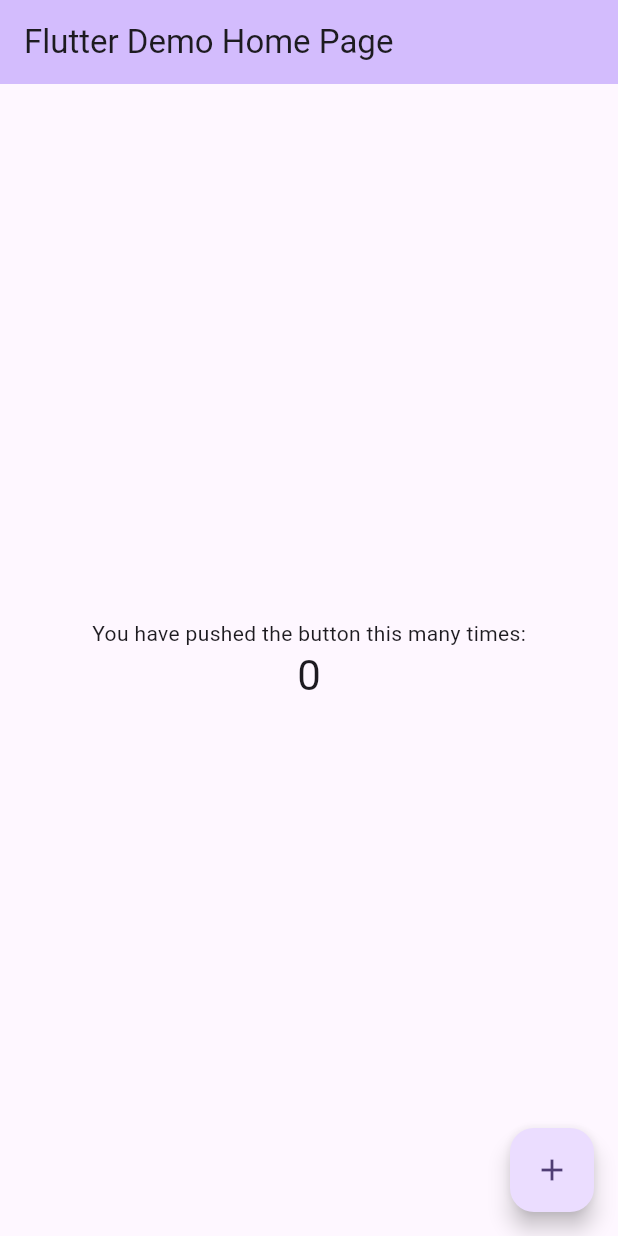
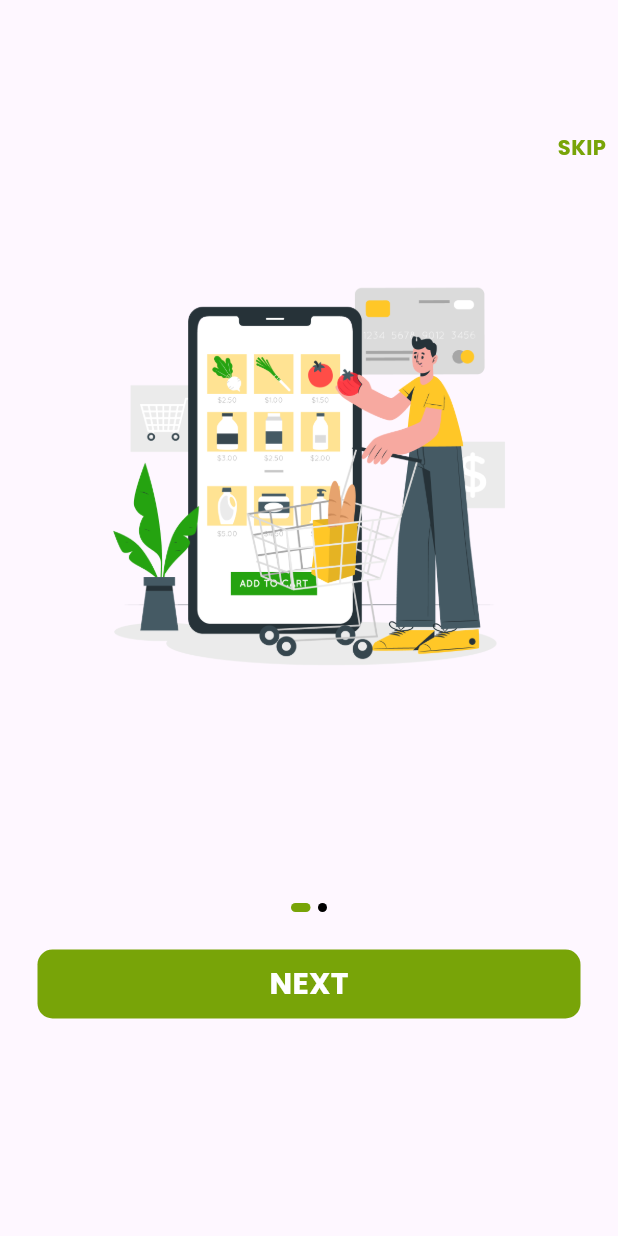
Before and after one commit to niravDESAI28/grosseryapp, a Flutter app: the screen it shows after launch, on a phone screen of 412 x 824 dp. Run offline on Flutter 3.47's test engine with Material 3 defaults, Android fonts, the light colour scheme and no system bars; our stand-ins replace google_fonts.

Commit message:
28-02-2024

```diff
--- a/analysis_options.yaml
+++ b/analysis_options.yaml
@@ -7,7 +7,7 @@
 
 # The following line activates a set of recommended lints for Flutter apps,
 # packages, and plugins designed to encourage good coding practices.
-include: package:flutter_lints/flutter.yaml
+# include: package:flutter_lints/flutter.yaml
 
 linter:
   # The lint rules applied to this project can be customized in the
--- /dev/null
+++ b/lib/bordingscreen/page2.dart
@@ -0,0 +1,116 @@
+import 'package:flutter/material.dart';
+import 'package:google_fonts/google_fonts.dart';
+
+class Second_onboding extends StatefulWidget {
+  const Second_onboding({super.key});
+
+  @override
+  State<Second_onboding> createState() => _Second_onbodingState();
+}
+
+class _Second_onbodingState extends State<Second_onboding> {
+  @override
+  Widget build(BuildContext context) {
+    return Scaffold(
+      body: Column(
+        crossAxisAlignment: CrossAxisAlignment.start,
+        children: [
+          SizedBox(
+            height: 80,
+          ),
+          Padding(
+            padding: const EdgeInsets.all(8.0),
+            child: Row(
+              mainAxisAlignment: MainAxisAlignment.end,
+              children: [
+                Text(
+                  "SKIP",
+                  style: GoogleFonts.poppins(
+                      color: Color(0XFF78A408), fontWeight: FontWeight.w700),
+                )
+              ],
+            ),
+          ),
+          SizedBox(
+            height: 50,
+          ),
+          Container(
+            height: 300,
+            width: double.infinity,
+            decoration: BoxDecoration(
+                image: DecorationImage(
+                    image: AssetImage(
+                        "asstes/image/Online Groceries-cuate 1.png"))),
+          ),
+          SizedBox(
+            height: 20,
+          ),
+          Padding(
+            padding: const EdgeInsets.all(38),
+            child: Column(
+              crossAxisAlignment: CrossAxisAlignment.start,
+              children: [
+                // Text(
+                //   "Pay For",
+                //   style: GoogleFonts.poppins(
+                //       fontSize: 30, fontWeight: FontWeight.w800),
+                // ),
+                // Text(
+                //   "Booking",
+                //   style: GoogleFonts.poppins(
+                //       fontSize: 30, fontWeight: FontWeight.w800),
+                // ),
+                // Text(
+                //   "Easy And Secure",
+                //   style: GoogleFonts.poppins(
+                //       fontSize: 30, fontWeight: FontWeight.w800),
+                // ),
+              ],
+            ),
+          ),
+          SizedBox(
+            height: 40,
+          ),
+          Row(
+            mainAxisAlignment: MainAxisAlignment.center,
+            children: [
+              Container(
+                height: 6,
+                width: 13,
+                decoration: BoxDecoration(
+                    color: Color(0XFF78A408),
+                    borderRadius: BorderRadius.circular(20)),
+              ),
+              SizedBox(
+                width: 5,
+              ),
+              Container(
+                height: 6,
+                width: 6,
+                decoration: BoxDecoration(
+                    color: Colors.black,
+                    borderRadius: BorderRadius.circular(20)),
+              ),
+            ],
+          ),
+          Container(
+            margin: EdgeInsets.all(25),
+            height: 46,
+            child: Center(
+                child: Text(
+              "NEXT",
+              style: GoogleFonts.poppins(
+                  color: Colors.white,
+                  fontSize: 20,
+                  fontWeight: FontWeight.w700),
+            )),
+            width: double.infinity,
+            decoration: BoxDecoration(
+                color: Color(0XFF78A408),
+                borderRadius: BorderRadius.circular(10)),
+          )
+        ],
+      ),
+    );
+  }
+}
--- /dev/null
+++ b/lib/loadingscreen.dart/loading.dart
@@ -0,0 +1,28 @@
+import 'package:flutter/material.dart';
+
+class LoadingScreen extends StatefulWidget {
+  const LoadingScreen({super.key});
+
+  @override
+  State<LoadingScreen> createState() => _LoadingScreenState();
+}
+
+class _LoadingScreenState extends State<LoadingScreen> {
+  @override
+  Widget build(BuildContext context) {
+    return Scaffold(
+      body: Center(
+        child: Container(
+          height: 10000,
+          width: 500,
+          decoration: BoxDecoration(
+            color: Color.fromARGB(255, 20, 188, 25),
+            // shape: BoxShape.circle,
+            image: DecorationImage(
+                image: AssetImage("asstes/image/Group 87 (1).png"), scale: 3),
+          ),
+        ),
+      ),
+    );
+  }
+}
--- a/lib/main.dart
+++ b/lib/main.dart
@@ -1,4 +1,6 @@
 import 'package:flutter/material.dart';
+import 'package:grosseryapp/bordingscreen/page2.dart';
+import 'package:grosseryapp/loadingscreen.dart/loading.dart';
 
 void main() {
   runApp(const MyApp());
@@ -11,60 +13,15 @@ class MyApp extends StatelessWidget {
   @override
   Widget build(BuildContext context) {
     return MaterialApp(
+      debugShowCheckedModeBanner: false,
       title: 'Flutter Demo',
       theme: ThemeData(
         colorScheme: ColorScheme.fromSeed(seedColor: Colors.deepPurple),
         useMaterial3: true,
       ),
-      home: const MyHomePage(title: 'Flutter Demo Home Page'),
+
+      // home: LoadingScreen(),
+      home: Second_onboding(),
     );
   }
 }
-
-class MyHomePage extends StatefulWidget {
-  const MyHomePage({super.key, required this.title});
-
-  final String title;
-
-  @override
-  State<MyHomePage> createState() => _MyHomePageState();
-}
-
-class _MyHomePageState extends State<MyHomePage> {
-  int _counter = 0;
-
-  void _incrementCounter() {
-    setState(() {
-      _counter++;
-    });
-  }
-
-  @override
-  Widget build(BuildContext context) {
-    return Scaffold(
-      appBar: AppBar(
-        backgroundColor: Theme.of(context).colorScheme.inversePrimary,
-        title: Text(widget.title),
-      ),
-      body: Center(
-        child: Column(
-          mainAxisAlignment: MainAxisAlignment.center,
-          children: <Widget>[
-            const Text(
-              'You have pushed the button this many times:',
-            ),
-            Text(
-              '$_counter',
-              style: Theme.of(context).textTheme.headlineMedium,
-            ),
-          ],
-        ),
-      ),
-      floatingActionButton: FloatingActionButton(
-        onPressed: _incrementCounter,
-        tooltip: 'Increment',
-        child: const Icon(Icons.add),
-      ),
-    );
-  }
-}
```
Also changed, not shown: pubspec.yaml (+4 -3 lines), asstes/image/Group 87 (1).png (added), asstes/image/Online Groceries-cuate 1.png (added), pubspec.lock, 1 other file.
